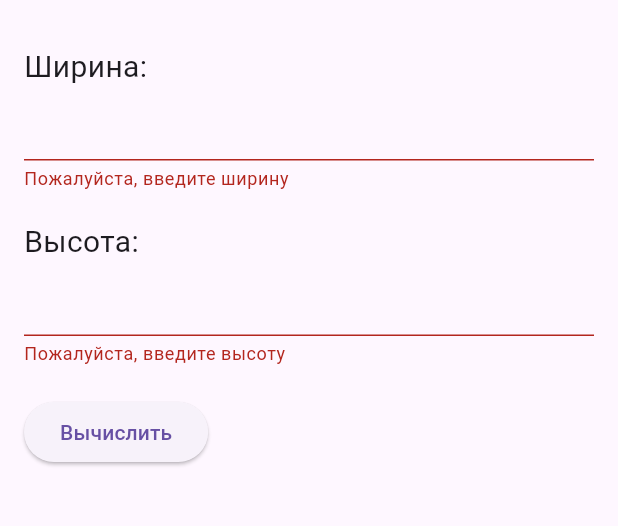
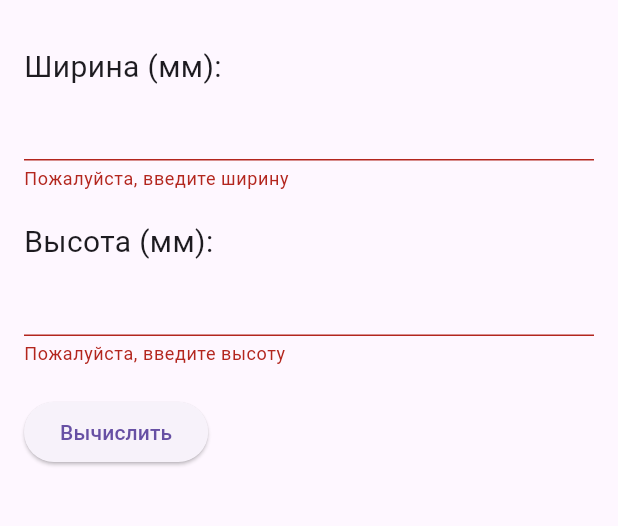
Before and after one commit to NikVlasov20/mobile_dev, a Flutter app: the screen it shows after launch, after a tap on "Вычислить", on a phone screen of 412 x 824 dp, the part 63-589 px from its top. Run offline on Flutter 3.47's test engine with Material 3 defaults, Android fonts, the phone set to English and light mode, and no system bars; network calls fail.

Commit message:
fix:negative_numbers

```diff
--- a/lab6/lib/main.dart
+++ b/lab6/lib/main.dart
@@ -9,9 +9,7 @@ class MyApp extends StatelessWidget {
   Widget build(BuildContext context) {
     return MaterialApp(
       title: 'Калькулятор площади',
-      theme: ThemeData(
-        primarySwatch: Colors.blue,
-      ),
+      theme: ThemeData(primarySwatch: Colors.green),
       home: MyHomePage(),
     );
   }
@@ -35,7 +33,7 @@ class _MyHomePageState extends State<MyHomePage> {
 
       ScaffoldMessenger.of(context).showSnackBar(
         SnackBar(
-          content: Text('S = $width * $height = $area'),
+          content: Text('S = $width * $height = $area (мм²)'),
           backgroundColor: Colors.green,
         ),
       );
@@ -45,9 +43,7 @@ class _MyHomePageState extends State<MyHomePage> {
   @override
   Widget build(BuildContext context) {
     return Scaffold(
-      appBar: AppBar(
-        title: Text('Калькулятор площади'),
-      ),
+      appBar: AppBar(title: Text('Калькулятор площади')),
       body: Padding(
         padding: EdgeInsets.all(16.0),
         child: Form(
@@ -55,36 +51,32 @@ class _MyHomePageState extends State<MyHomePage> {
           child: Column(
             crossAxisAlignment: CrossAxisAlignment.start,
             children: <Widget>[
-              Text(
-                'Ширина:',
-                style: TextStyle(fontSize: 20.0),
-              ),
+              Text('Ширина (мм):', style: TextStyle(fontSize: 20.0)),
               TextFormField(
                 controller: _widthController,
                 validator: (value) {
                   if (value == null || value.isEmpty) {
                     return 'Пожалуйста, введите ширину';
                   }
-                  if (double.tryParse(value) == null) {
-                    return 'Пожалуйста, введите числовое значение';
+                  double? width = double.tryParse(value);
+                  if (width == null || width < 0) {
+                    return 'Пожалуйста, введите положительное числовое значение';
                   }
                   return null;
                 },
                 keyboardType: TextInputType.number,
               ),
               SizedBox(height: 20.0),
-              Text(
-                'Высота:',
-                style: TextStyle(fontSize: 20.0),
-              ),
+              Text('Высота (мм):', style: TextStyle(fontSize: 20.0)),
               TextFormField(
                 controller: _heightController,
                 validator: (value) {
                   if (value == null || value.isEmpty) {
                     return 'Пожалуйста, введите высоту';
                   }
-                  if (double.tryParse(value) == null) {
-                    return 'Пожалуйста, введите числовое значение';
+                  double? height = double.tryParse(value);
+                  if (height == null || height < 0) {
+                    return 'Пожалуйста, введите положительное числовое значение';
                   }
                   return null;
                 },
```
